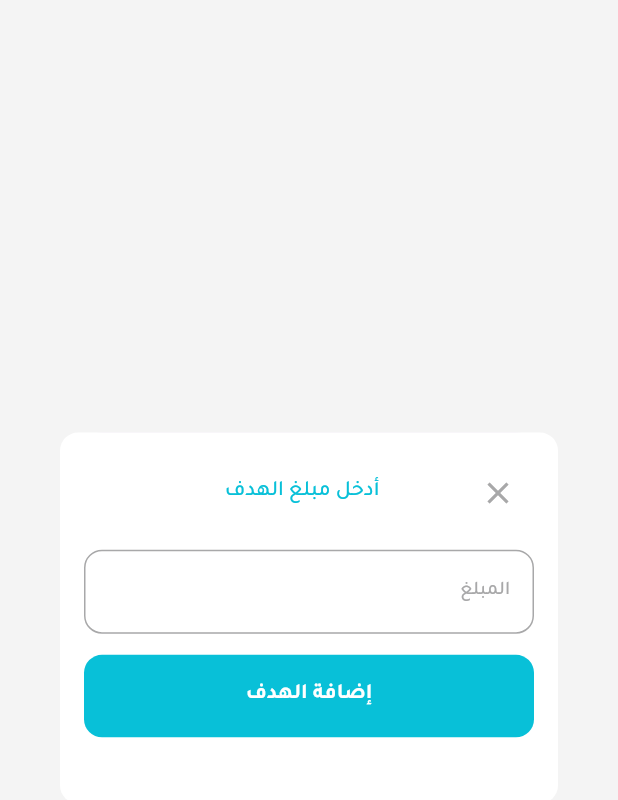
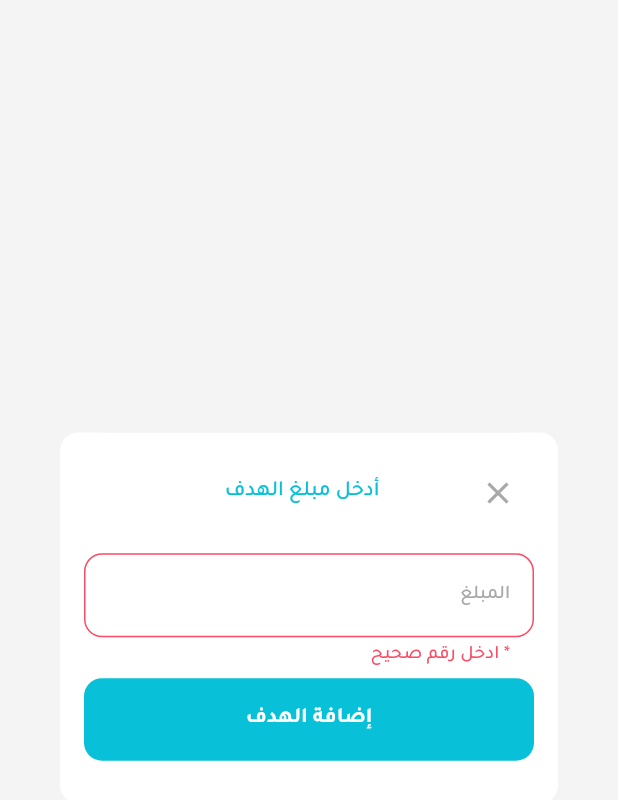
Before and after one commit to MohammedEhap007/Nafas-App--Graduation-Project, a Flutter app: the CustomDialog widget shown alone on an empty page, opened directly, after a tap on "إضافة الهدف", on a phone screen of 412 x 824 dp. Shown: the top 800 px of the screen. Run offline on Flutter 3.47's test engine with Material 3 defaults, Android fonts, the light colour scheme and no system bars; our stand-ins replace animated_splash_screen, flutter_svg, google_nav_bar, lottie, shared_preferences, smooth_page_indicator; accounts and stored records are empty.

Commit message:
add validation to custom dialog text field

```diff
--- a/lib/features/savings_counter/presentation/views/widgets/custom_dialog.dart
+++ b/lib/features/savings_counter/presentation/views/widgets/custom_dialog.dart
@@ -1,6 +1,5 @@
 import 'package:flutter/material.dart';
 import 'package:nafas_app/constant.dart';
-import 'package:nafas_app/core/widgets/custom_button.dart';
 import 'package:nafas_app/core/widgets/custom_container.dart';
 import 'package:nafas_app/features/savings_counter/presentation/views/widgets/custom_dialog_header.dart';
 import 'package:nafas_app/features/savings_counter/presentation/views/widgets/custom_dialog_text_field.dart';
@@ -18,17 +17,14 @@ class CustomDialog extends StatelessWidget {
             horizontal: kHorizontalPadding,
           ),
           child: Column(
-            mainAxisAlignment: MainAxisAlignment.spaceBetween,
             children: [
               CustomDialogHeader(
                 title: 'أدخل مبلغ الهدف',
               ),
+              SizedBox(
+                height: MediaQuery.sizeOf(context).height * 0.02,
+              ),
               CustomDialogTextField(),
-              CustomButton(
-                onPressed: () {},
-                text: 'إضافة الهدف',
-              ),
-              SizedBox(height: 30.0),
             ],
           ),
         ),
--- a/lib/features/savings_counter/presentation/views/widgets/custom_dialog_text_field.dart
+++ b/lib/features/savings_counter/presentation/views/widgets/custom_dialog_text_field.dart
@@ -1,13 +1,45 @@
 import 'package:flutter/material.dart';
 import 'package:nafas_app/core/utils/app_colors.dart';
 import 'package:nafas_app/core/utils/app_text_styles.dart';
+import 'package:nafas_app/core/widgets/custom_button.dart';
 
-class CustomDialogTextField extends StatelessWidget {
-  const CustomDialogTextField({super.key});
+class CustomDialogTextField extends StatefulWidget {
+  const CustomDialogTextField({
+    super.key,
+  });
+
+  @override
+  State<CustomDialogTextField> createState() => _CustomDialogTextFieldState();
+}
+
+class _CustomDialogTextFieldState extends State<CustomDialogTextField> {
+  final _formKey = GlobalKey<FormState>();
+  final TextEditingController _textEditingController = TextEditingController();
 
   @override
   Widget build(BuildContext context) {
-    return TextFormField(
+    return Form(
+      key: _formKey,
+      child: Expanded(
+        child: Column(
+          mainAxisAlignment: MainAxisAlignment.spaceEvenly,
+          children: [
+            TextFormField(
+              controller: _textEditingController,
+              autovalidateMode: AutovalidateMode.onUserInteraction,
+              validator: (value) {
+                if (value == null || value.isEmpty) {
+                  return '* ادخل رقم صحيح';
+                }
+                if (value.contains('.') ||
+                    value.contains(',') ||
+                    value.contains('-') ||
+                    value.contains(' ') ||
+                    value.startsWith('0')) {
+                  return '* ادخل رقم صحيح';
+                }
+                return null;
+              },
               cursorColor: AppColors.secondaryTextColor,
               keyboardType: TextInputType.number,
               decoration: InputDecoration(
@@ -19,6 +51,35 @@ class CustomDialogTextField extends StatelessWidget {
                 focusedBorder: buildBorder(),
                 enabledBorder: buildBorder(),
                 disabledBorder: buildBorder(),
+                errorBorder: buildErrorBorder(),
+                focusedErrorBorder: buildErrorBorder(),
+                errorStyle: TextStyles.medium16(context).copyWith(
+                  color: AppColors.importantButtonsBackgroundColor,
+                  height: 0,
+                ),
+              ),
+            ),
+            SizedBox(
+              height: MediaQuery.sizeOf(context).height * 0.01,
+            ),
+            CustomButton(
+              onPressed: () {
+                if (_formKey.currentState!.validate()) {
+                  ScaffoldMessenger.of(context).showSnackBar(
+                    const SnackBar(
+                      content: Text('Processing Data'),
+                    ),
+                  );
+                  Navigator.pop(context);
+                }
+              },
+              text: 'إضافة الهدف',
+            ),
+            SizedBox(
+              height: MediaQuery.sizeOf(context).height * 0.01,
+            ),
+          ],
+        ),
       ),
     );
   }
@@ -32,4 +93,14 @@ class CustomDialogTextField extends StatelessWidget {
       ),
     );
   }
+
+  OutlineInputBorder buildErrorBorder() {
+    return OutlineInputBorder(
+      borderRadius: BorderRadius.circular(12),
+      borderSide: BorderSide(
+        width: 1.0,
+        color: AppColors.importantButtonsBackgroundColor,
+      ),
+    );
   }
+}
```
Lines whose indentation alone changed are shown as unchanged.
